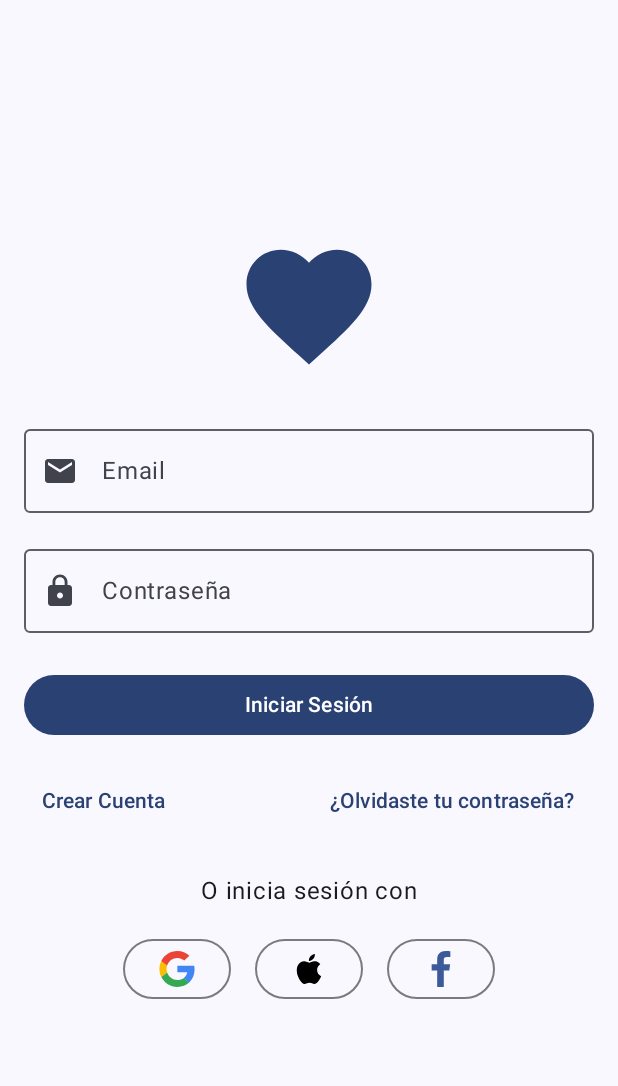
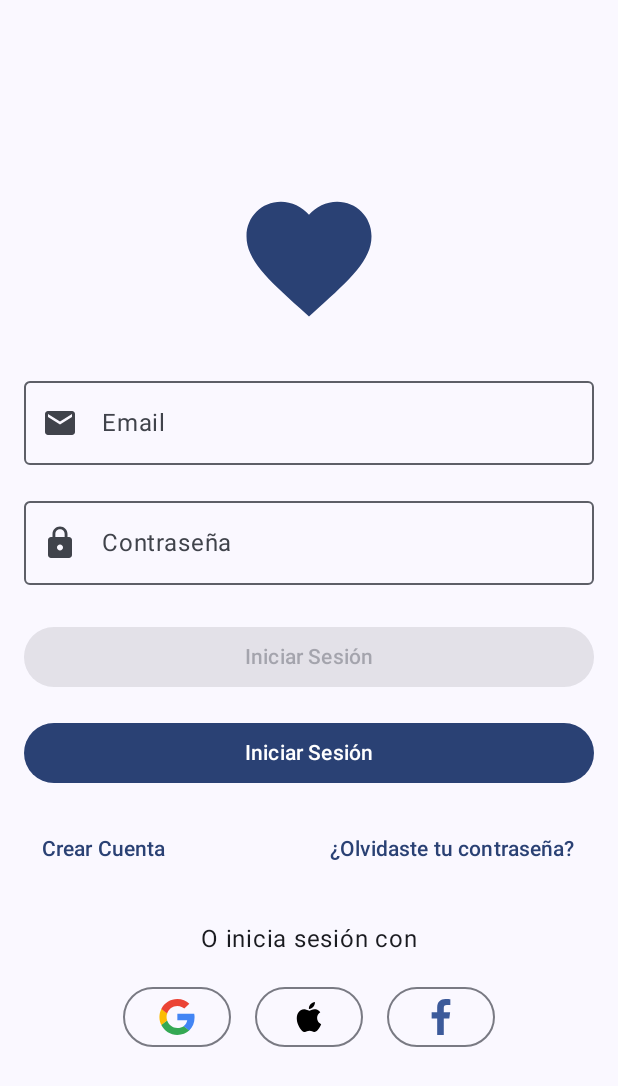
Before and after one commit to SarAvi21805/Vive_paso_a_paso, an Android app built with Jetpack Compose: the LoginScreen screen opened through its navigation route, on a phone screen of 412 x 824 dp. Shown: the top 1086 px of the screen. Run offline under Robolectric (Android 15) with nearby library versions, the phone set to English and light mode, and no system bars; our stand-ins replace Dagger/Hilt's generated code, Firebase (no records; nobody signed in at launch, a user with empty details on screens opened directly); 1 statement that could not run was skipped.

Commit message:
Se realizaron los últimos cambios considerados necesarios.

```diff
--- a/app/src/main/java/com/example/vivepasoapaso/di/FirebaseModule.kt
+++ b/app/src/main/java/com/example/vivepasoapaso/di/FirebaseModule.kt
@@ -1,5 +1,6 @@
 package com.example.vivepasoapaso.di
 
+import com.google.firebase.auth.FirebaseAuth
 import com.google.firebase.firestore.FirebaseFirestore
 import dagger.Module
 import dagger.Provides
@@ -13,7 +14,13 @@ object FirebaseModule {
 
     @Provides
     @Singleton
-    fun provideFirestoreInstance(): FirebaseFirestore {
+    fun provideFirebaseAuth(): FirebaseAuth {
+        return FirebaseAuth.getInstance()
+    }
+
+    @Provides
+    @Singleton
+    fun provideFirebaseFirestore(): FirebaseFirestore {
         return FirebaseFirestore.getInstance()
     }
 }
--- a/app/src/main/java/com/example/vivepasoapaso/presentation/auth/AuthViewModel.kt
+++ b/app/src/main/java/com/example/vivepasoapaso/presentation/auth/AuthViewModel.kt
@@ -4,12 +4,17 @@ import androidx.lifecycle.ViewModel
 import androidx.lifecycle.viewModelScope
 import com.example.vivepasoapaso.data.model.User
 import com.example.vivepasoapaso.data.repository.AuthRepository
+import com.google.firebase.auth.FirebaseAuth
+import dagger.hilt.android.lifecycle.HiltViewModel
 import kotlinx.coroutines.flow.MutableStateFlow
 import kotlinx.coroutines.flow.StateFlow
 import kotlinx.coroutines.flow.asStateFlow
 import kotlinx.coroutines.launch
+import javax.inject.Inject
 
-class AuthViewModel : ViewModel() {
+@HiltViewModel
+class AuthViewModel @Inject constructor(private val auth: FirebaseAuth): ViewModel() {
+
     private val authRepository = AuthRepository()
 
     private val _authState = MutableStateFlow<AuthState>(AuthState.Idle)
--- a/app/src/main/java/com/example/vivepasoapaso/presentation/navigation/AppNavigation.kt
+++ b/app/src/main/java/com/example/vivepasoapaso/presentation/navigation/AppNavigation.kt
@@ -5,6 +5,7 @@ import androidx.navigation.compose.NavHost
 import androidx.navigation.compose.composable
 import androidx.navigation.compose.rememberNavController
 import com.example.vivepasoapaso.ui.screens.dashboard.DashboardScreen
+import com.example.vivepasoapaso.ui.screens.login.RegisterScreen
 import com.example.vivepasoapaso.ui.screens.login.LoginScreen
 import com.example.vivepasoapaso.ui.screens.profile.ProfileScreen
 import com.example.vivepasoapaso.ui.screens.progress.ProgressScreen
@@ -12,6 +13,7 @@ import com.example.vivepasoapaso.ui.screens.registerhabit.RegisterHabitScreen
 
 sealed class Screen(val route: String) {
     object Login : Screen("login")
+    object Register : Screen("register")
     object Dashboard : Screen("dashboard")
     object Progress : Screen("progress")
     object Profile : Screen("profile")
@@ -21,6 +23,7 @@ sealed class Screen(val route: String) {
 @Composable
 fun AppNavigation() {
     val navController = rememberNavController()
+    val startDestination = Screen.Dashboard.route
 
     NavHost(
         navController = navController,
@@ -28,9 +31,18 @@ fun AppNavigation() {
     ) {
         composable(Screen.Login.route) {
             LoginScreen(
-                onNavigateToDashboard = { navController.navigate(Screen.Dashboard.route) }
+                onNavigateToDashboard = {  navController.popBackStack() },
+                onNavigateToRegister = { navController.navigate(Screen.Register.route) }
             )
         }
+
+        composable(Screen.Register.route) {
+            RegisterScreen(
+                onRegisterSuccess = { navController.popBackStack() },
+                onNavigateToLogin = { navController.popBackStack() }
+            )
+        }
+
         composable(Screen.Dashboard.route) {
             DashboardScreen(
                 onNavigateToProgress = { navController.navigate(Screen.Progress.route) },
@@ -45,7 +57,8 @@ fun AppNavigation() {
         }
         composable(Screen.Profile.route) {
             ProfileScreen(
-                onBackClick = { navController.popBackStack() }
+                onBackClick = { navController.popBackStack() },
+                onNavigateToLogin = { navController.navigate(Screen.Login.route)}
             )
         }
         composable(Screen.RegisterHabit.route) {
--- a/app/src/main/java/com/example/vivepasoapaso/ui/screens/login/LoginScreen.kt
+++ b/app/src/main/java/com/example/vivepasoapaso/ui/screens/login/LoginScreen.kt
@@ -17,14 +17,31 @@ import androidx.compose.ui.res.stringResource
 import androidx.compose.ui.text.input.PasswordVisualTransformation
 import androidx.compose.ui.tooling.preview.Preview
 import androidx.compose.ui.unit.dp
+import androidx.hilt.navigation.compose.hiltViewModel
 import com.example.vivepasoapaso.R
+import com.example.vivepasoapaso.presentation.auth.AuthState
+import com.example.vivepasoapaso.presentation.auth.AuthViewModel
 import com.example.vivepasoapaso.ui.theme.VivePasoAPasoTheme
 import androidx.compose.ui.res.painterResource as painterResource1
 
 @Composable
 fun LoginScreen(
-    onNavigateToDashboard: () -> Unit = {}
+    onNavigateToDashboard: () -> Unit = {},
+    onNavigateToRegister: () -> Unit = {}
 ) {
+    val viewModel: AuthViewModel = hiltViewModel()
+    val authState by viewModel.authState.collectAsState()
+
+    var email by remember { mutableStateOf("") }
+    var password by remember { mutableStateOf("") }
+
+    // Navega automáticamente si el login es exitoso
+    LaunchedEffect(authState) {
+        if (authState is AuthState.Success) {
+            onNavigateToDashboard()
+            viewModel.clearAuthState() // Limpia el estado
+        }
+    }
     Column(
         modifier = Modifier
             .fillMaxSize()
@@ -42,8 +59,8 @@ fun LoginScreen(
         Spacer(modifier = Modifier.height(dimensionResource(id = R.dimen.margin_large)))
 
         OutlinedTextField(
-            value = "",
-            onValueChange = {},
+            value = email,
+            onValueChange = { email = it },
             label = { Text(stringResource(id = R.string.email_placeholder)) },
             leadingIcon = { Icon(Icons.Default.Email, contentDescription = null) },
             modifier = Modifier.fillMaxWidth()
@@ -51,14 +68,27 @@ fun LoginScreen(
         Spacer(modifier = Modifier.height(dimensionResource(id = R.dimen.margin_medium)))
 
         OutlinedTextField(
-            value = "",
-            onValueChange = {},
+            value = password,
+            onValueChange = { password = it },
             label = { Text(stringResource(id = R.string.password_placeholder)) },
             leadingIcon = { Icon(Icons.Default.Lock, contentDescription = null) },
             modifier = Modifier.fillMaxWidth(),
             visualTransformation = PasswordVisualTransformation()
         )
         Spacer(modifier = Modifier.height(dimensionResource(id = R.dimen.margin_large)))
+
+        if (authState is AuthState.Loading) {
+            CircularProgressIndicator()
+        } else {
+            Button(
+                onClick = { viewModel.signIn(email, password) },
+                modifier = Modifier.fillMaxWidth(),
+                enabled = email.isNotBlank() && password.isNotBlank()
+            ) {
+                Text(stringResource(id = R.string.login_button))
+            }
+        }
+        Spacer(modifier = Modifier.height(dimensionResource(id = R.dimen.margin_medium)))
 
         Button(
             onClick = onNavigateToDashboard,
@@ -72,10 +102,10 @@ fun LoginScreen(
             modifier = Modifier.fillMaxWidth(),
             horizontalArrangement = Arrangement.SpaceBetween
         ) {
-            TextButton(onClick = { /* No action */ }) {
+            TextButton(onClick = onNavigateToRegister) {
                 Text(stringResource(id = R.string.create_account))
             }
-            TextButton(onClick = { /* No action */ }) {
+            TextButton(onClick = { /* Olvidó contraseña */ }) {
                 Text(stringResource(id = R.string.forgot_password))
             }
         }
--- a/app/src/main/java/com/example/vivepasoapaso/ui/screens/progress/ProgressScreen.kt
+++ b/app/src/main/java/com/example/vivepasoapaso/ui/screens/progress/ProgressScreen.kt
@@ -239,7 +239,7 @@ fun ProgressScreen(
                                 style = MaterialTheme.typography.titleMedium,
                                 fontWeight = FontWeight.Bold
                             )
-                            Text(text = stringResource(id = R.string.streak_subtitle))
+                            Text(text = stringResource(id = R.string.streak_subtitle, state.streakDays))
                         }
                     }
                 }
@@ -514,7 +514,7 @@ fun AIRecommendationCard(
                 verticalAlignment = Alignment.CenterVertically
             ) {
                 Text(
-                    text = "Recomendación de Vita",
+                    text = stringResource(id = R.string.ai_recommendation_title),
                     style = MaterialTheme.typography.titleMedium,
                     fontWeight = FontWeight.Bold
                 )
--- a/app/src/main/res/values/strings.xml
+++ b/app/src/main/res/values/strings.xml
@@ -73,4 +73,6 @@
     <string name="privacy_policy_content">En Vive Paso a Paso, valoramos y protegemos tu privacidad. Esta aplicación recopila únicamente la información necesaria para proporcionarte el servicio de seguimiento de hábitos saludables. Tus datos personales y registros de hábitos se almacenan de forma segura en Firebase y solo se utilizan para mostrarte tus estadísticas y progreso. No compartimos tu información con terceros sin tu consentimiento explícito. Puedes eliminar tu cuenta y todos tus datos en cualquier momento desde la configuración de la aplicación.</string>
     <string name="notification_channel_name">Recordatorios de hábitos</string>
     <string name="notification_channel_description">Notificaciones para recordarte registrar tus hábitos</string>
+    <string name="ai_recommendation_title">Recomendación de Vita</string>
+    <string name="personalize_goals_title">Personalizar Metas Diarias</string>
 </resources>
```
Also changed, not shown: app/src/main/java/com/example/vivepasoapaso/ui/screens/login/RegisterScreen.kt (added, +102 -0 lines), app/src/main/java/com/example/vivepasoapaso/ui/screens/profile/ProfileScreen.kt (+31 -24 lines), app/src/main/java/com/example/vivepasoapaso/ui/screens/registerhabit/RegisterHabitScreen.kt (+21 -9 lines), 1 other file.
